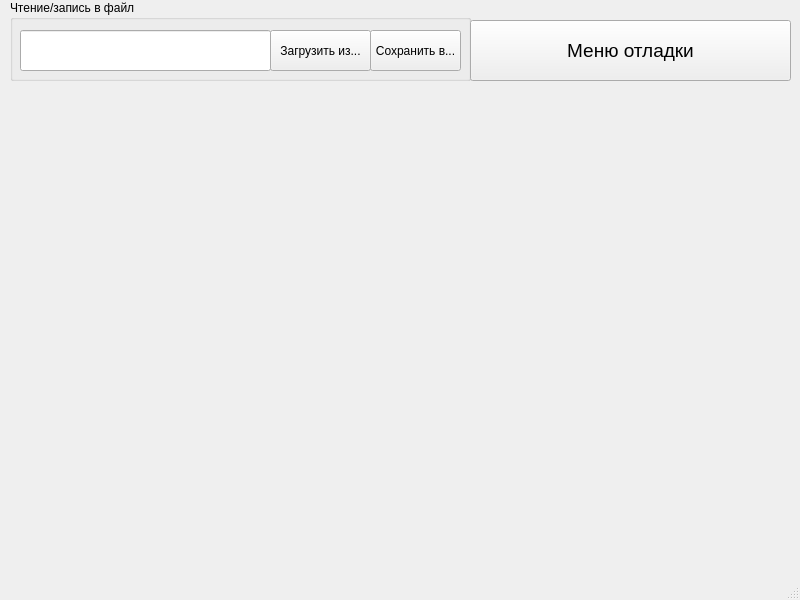
Old version of the form mainwindow.ui in the repository AzzyTheTarned/COURSE_PROJECT_1.
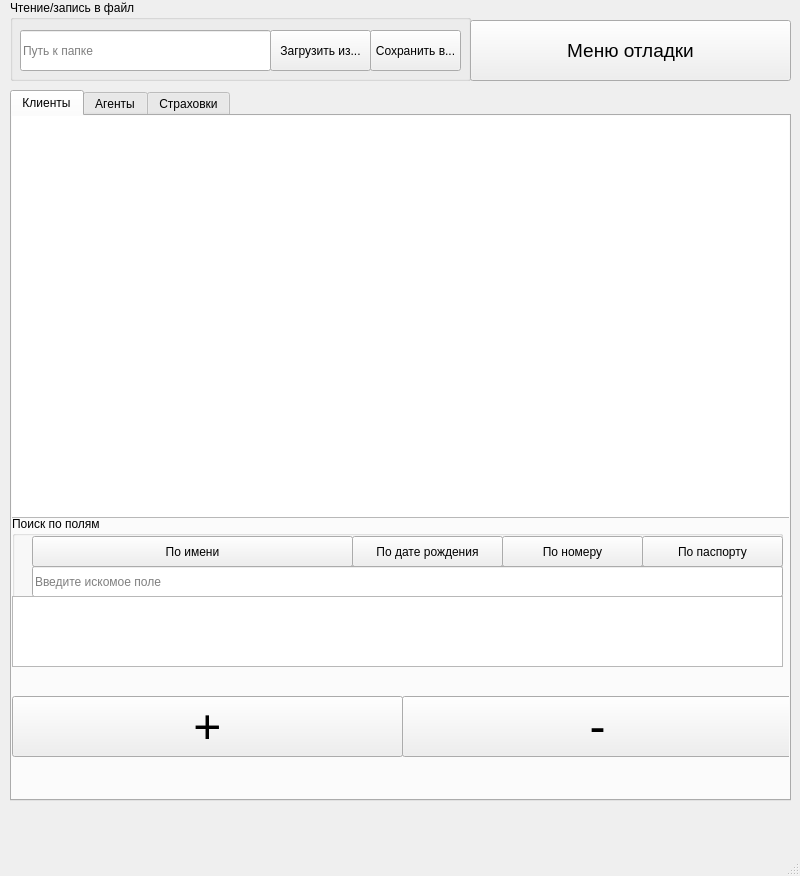
New version of the form.

Commit message:
Implemented Client Display & Search feature (HELP ME)
That's A LOT OF OVERDUE CHANGES!!!

```diff
--- a/mainwindow.ui
+++ b/mainwindow.ui
@@ -7,7 +7,7 @@
     <x>0</x>
     <y>0</y>
     <width>800</width>
-    <height>600</height>
+    <height>876</height>
    </rect>
   </property>
   <property name="windowTitle">
@@ -30,6 +30,9 @@
      <string>Чтение/запись в файл </string>
     </property>
     <widget class="QLineEdit" name="fileForm">
+     <property name="enabled">
+      <bool>true</bool>
+     </property>
      <property name="geometry">
       <rect>
        <x>10</x>
@@ -38,6 +41,9 @@
        <height>41</height>
       </rect>
      </property>
+     <property name="placeholderText">
+      <string>Путь к папке</string>
+     </property>
     </widget>
     <widget class="QPushButton" name="loadButton">
      <property name="geometry">
@@ -84,6 +90,180 @@
      <string>Меню отладки</string>
     </property>
    </widget>
+   <widget class="QTabWidget" name="tabWidget">
+    <property name="geometry">
+     <rect>
+      <x>10</x>
+      <y>90</y>
+      <width>781</width>
+      <height>711</height>
+     </rect>
+    </property>
+    <property name="currentIndex">
+     <number>0</number>
+    </property>
+    <widget class="QWidget" name="clientsTab">
+     <property name="enabled">
+      <bool>true</bool>
+     </property>
+     <attribute name="title">
+      <string>Клиенты</string>
+     </attribute>
+     <widget class="QTableWidget" name="clientsTable">
+      <property name="geometry">
+       <rect>
+        <x>-5</x>
+        <y>-9</y>
+        <width>791</width>
+        <height>411</height>
+       </rect>
+      </property>
+     </widget>
+     <widget class="QPushButton" name="clientsRemove">
+      <property name="geometry">
+       <rect>
+        <x>390</x>
+        <y>580</y>
+        <width>391</width>
+        <height>61</height>
+       </rect>
+      </property>
+      <property name="font">
+       <font>
+        <pointsize>36</pointsize>
+       </font>
+      </property>
+      <property name="text">
+       <string>-</string>
+      </property>
+     </widget>
+     <widget class="QPushButton" name="clientsAdd">
+      <property name="geometry">
+       <rect>
+        <x>0</x>
+        <y>580</y>
+        <width>391</width>
+        <height>61</height>
+       </rect>
+      </property>
+      <property name="font">
+       <font>
+        <pointsize>36</pointsize>
+       </font>
+      </property>
+      <property name="text">
+       <string>+</string>
+      </property>
+     </widget>
+     <widget class="QGroupBox" name="groupBox">
+      <property name="geometry">
+       <rect>
+        <x>0</x>
+        <y>400</y>
+        <width>771</width>
+        <height>151</height>
+       </rect>
+      </property>
+      <property name="title">
+       <string>Поиск по полям</string>
+      </property>
+      <widget class="QPushButton" name="clientsNameSearch">
+       <property name="geometry">
+        <rect>
+         <x>20</x>
+         <y>20</y>
+         <width>321</width>
+         <height>31</height>
+        </rect>
+       </property>
+       <property name="text">
+        <string>По имени</string>
+       </property>
+      </widget>
+      <widget class="QPushButton" name="clientsBirthdaySearch">
+       <property name="geometry">
+        <rect>
+         <x>340</x>
+         <y>20</y>
+         <width>151</width>
+         <height>31</height>
+        </rect>
+       </property>
+       <property name="text">
+        <string>По дате рождения</string>
+       </property>
+      </widget>
+      <widget class="QPushButton" name="clientsNumSearch">
+       <property name="geometry">
+        <rect>
+         <x>490</x>
+         <y>20</y>
+         <width>141</width>
+         <height>31</height>
+        </rect>
+       </property>
+       <property name="text">
+        <string>По номеру</string>
+       </property>
+      </widget>
+      <widget class="QPushButton" name="clientsIDSearch">
+       <property name="geometry">
+        <rect>
+         <x>630</x>
+         <y>20</y>
+         <width>141</width>
+         <height>31</height>
+        </rect>
+       </property>
+       <property name="text">
+        <string>По паспорту</string>
+       </property>
+      </widget>
+      <widget class="QLineEdit" name="clientsSearchField">
+       <property name="geometry">
+        <rect>
+         <x>20</x>
+         <y>50</y>
+         <width>751</width>
+         <height>31</height>
+        </rect>
+       </property>
+       <property name="placeholderText">
+        <string>Введите искомое поле</string>
+       </property>
+      </widget>
+      <widget class="QTableWidget" name="clientsSearchResult">
+       <property name="geometry">
+        <rect>
+         <x>0</x>
+         <y>80</y>
+         <width>771</width>
+         <height>71</height>
+        </rect>
+       </property>
+      </widget>
+     </widget>
+    </widget>
+    <widget class="QWidget" name="agentsTab">
+     <property name="enabled">
+      <bool>true</bool>
+     </property>
+     <attribute name="title">
+      <string>Агенты</string>
+     </attribute>
+    </widget>
+    <widget class="QWidget" name="insurancesTab">
+     <property name="font">
+      <font>
+       <italic>false</italic>
+       <bold>false</bold>
+      </font>
+     </property>
+     <attribute name="title">
+      <string>Страховки</string>
+     </attribute>
+    </widget>
+   </widget>
   </widget>
   <widget class="QStatusBar" name="statusbar"/>
  </widget>
```
Left out of the diff: 2 changed lines with no effect on the pictures. The commit also changes 12 other files.
